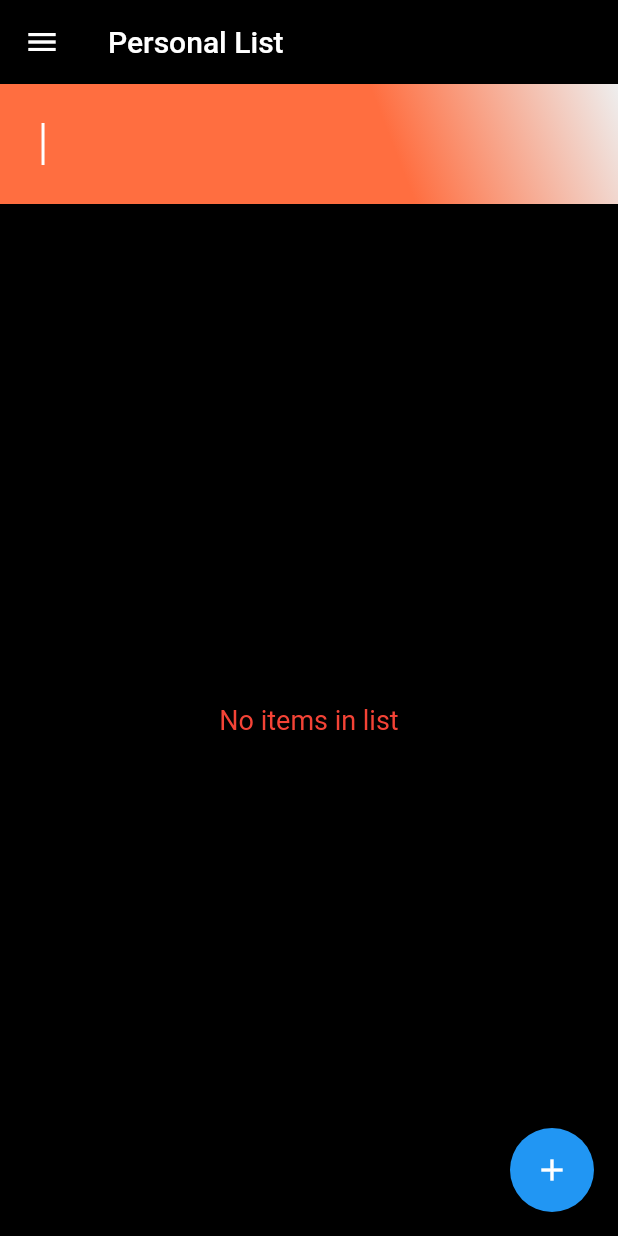
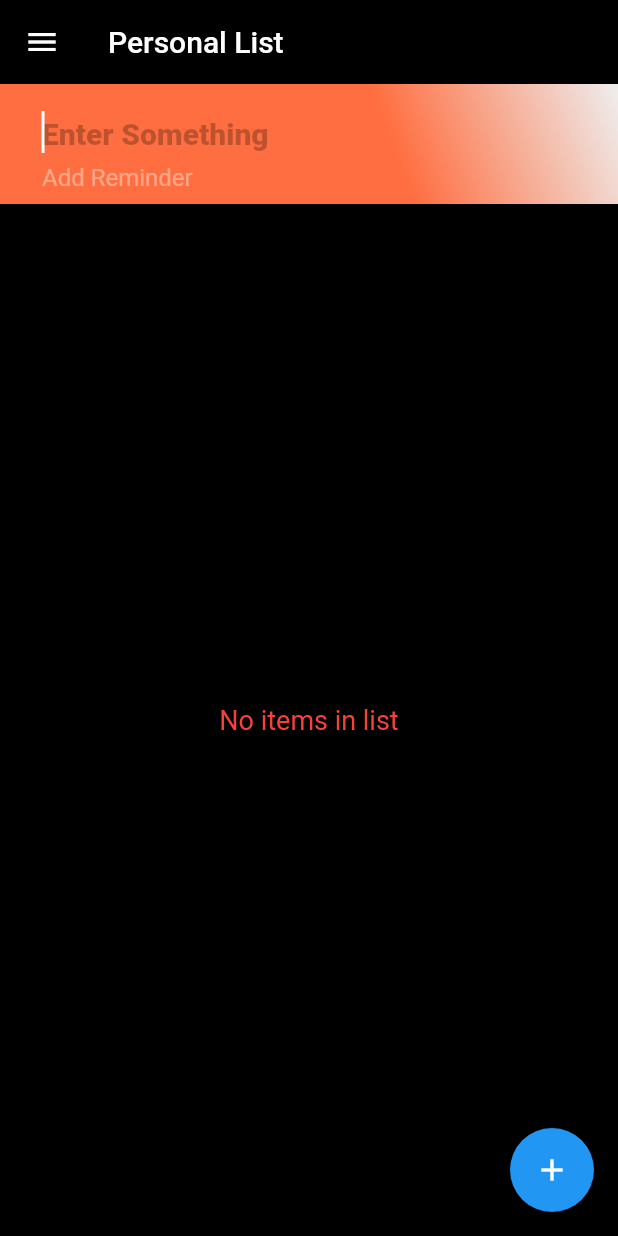
Before and after one commit to mail4ashishsingh/todo_app, a Flutter app: the PersonalListScreen screen opened by its route, on a phone screen of 412 x 824 dp. Run offline on Flutter 3.47's test engine with Material 2 defaults, Android fonts, the phone set to English and light mode, and no system bars.

```diff
--- a/lib/screens/home_screen/personalList_screen.dart
+++ b/lib/screens/home_screen/personalList_screen.dart
@@ -38,10 +38,6 @@ class _PersonalListScreenState extends State<PersonalListScreen> {
 
     _textEditingController.dispose();
     super.dispose();
-  }
-
-  _printLatestValue() {
-    print("Second text field: ${_textEditingController.text}");
   }
 
   _scrollListener() {
@@ -113,9 +109,15 @@ class _PersonalListScreenState extends State<PersonalListScreen> {
                           textInputAction: TextInputAction.done,
                           controller: _textEditingController,
                           decoration: new InputDecoration(
-                            // hintText: "Enter Something",
+                            hintText: "Enter Something",
                             hintStyle: TextStyle(
-                              color: Colors.black,
+                              color: Colors.black26,
+                              fontSize: 20,
+                            ),
+                            helperText: "Add Reminder",
+                            helperStyle: TextStyle(
+                              color: Colors.white38,
+                              fontSize: 16,
                             ),
                             border: InputBorder.none,
                             contentPadding:
```
Also changed, not shown: 1 other file.
